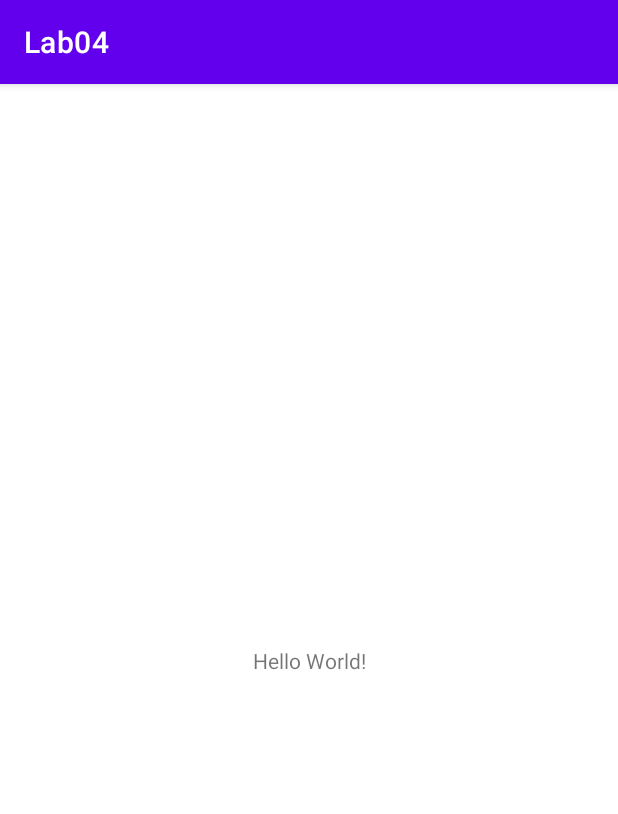
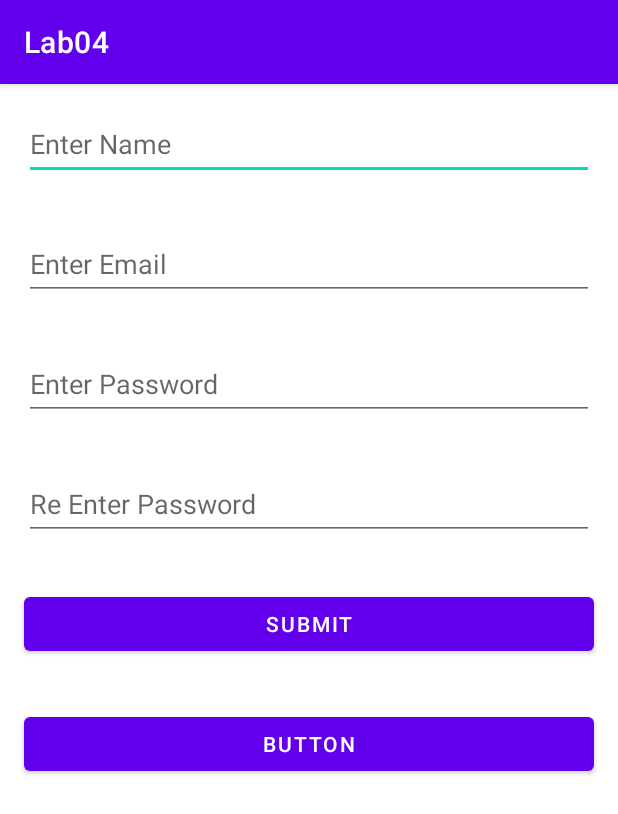
Before and after one commit to IT19108346/IT_MadTutorial04, an Android app: the screen it shows after launch (MainActivity), on a phone screen of 412 x 824 dp. Shown: the top 814 px of the screen. Run offline under Robolectric (Android 15) with nearby library versions, the phone set to English and light mode, and no system bars.

Commit message:
second commit

```diff
--- a/app/src/main/res/layout/activity_main.xml
+++ b/app/src/main/res/layout/activity_main.xml
@@ -1,18 +1,77 @@
 <?xml version="1.0" encoding="utf-8"?>
-<androidx.constraintlayout.widget.ConstraintLayout xmlns:android="http://schemas.android.com/apk/res/android"
+<LinearLayout xmlns:android="http://schemas.android.com/apk/res/android"
     xmlns:app="http://schemas.android.com/apk/res-auto"
     xmlns:tools="http://schemas.android.com/tools"
     android:layout_width="match_parent"
     android:layout_height="match_parent"
+    android:orientation="vertical"
     tools:context=".MainActivity">
 
-    <TextView
-        android:layout_width="wrap_content"
-        android:layout_height="wrap_content"
-        android:text="Hello World!"
-        app:layout_constraintBottom_toBottomOf="parent"
-        app:layout_constraintEnd_toEndOf="parent"
-        app:layout_constraintStart_toStartOf="parent"
-        app:layout_constraintTop_toTopOf="parent" />
+    <EditText
+        android:id="@+id/Name"
+        android:layout_width="match_parent"
+        android:layout_height="48dp"
+        android:layout_marginLeft="16dp"
+        android:layout_marginTop="16dp"
+        android:layout_marginRight="16dp"
+        android:layout_marginBottom="16dp"
+        android:ems="10"
+        android:hint="@string/enter_name"
+        android:inputType="textPersonName" />
 
-</androidx.constraintlayout.widget.ConstraintLayout>
+    <EditText
+        android:id="@+id/Email"
+        android:layout_width="match_parent"
+        android:layout_height="48dp"
+        android:layout_marginLeft="16dp"
+        android:layout_marginTop="16dp"
+        android:layout_marginRight="16dp"
+        android:layout_marginBottom="16dp"
+        android:ems="10"
+        android:hint="@string/email"
+        android:inputType="textEmailAddress" />
+
+    <EditText
+        android:id="@+id/Password"
+        android:layout_width="match_parent"
+        android:layout_height="48dp"
+        android:layout_marginLeft="16dp"
+        android:layout_marginTop="16dp"
+        android:layout_marginRight="16dp"
+        android:layout_marginBottom="16dp"
+        android:ems="10"
+        android:hint="@string/enter_password"
+        android:inputType="textPassword" />
+
+    <EditText
+        android:id="@+id/ReEnterPassword"
+        android:layout_width="match_parent"
+        android:layout_height="48dp"
+        android:layout_marginLeft="16dp"
+        android:layout_marginTop="16dp"
+        android:layout_marginRight="16dp"
+        android:layout_marginBottom="16dp"
+        android:ems="10"
+        android:hint="@string/reenter_pasword"
+        android:inputType="textPassword" />
+
+    <Button
+        android:id="@+id/submit"
+        android:layout_width="match_parent"
+        android:layout_height="48dp"
+        android:layout_marginLeft="16dp"
+        android:layout_marginTop="16dp"
+        android:layout_marginRight="16dp"
+        android:layout_marginBottom="16dp"
+        android:text="Submit" />
+
+    <Button
+        android:id="@+id/cancle"
+        android:layout_width="match_parent"
+        android:layout_height="48dp"
+        android:layout_marginLeft="16dp"
+        android:layout_marginTop="16dp"
+        android:layout_marginRight="16dp"
+        android:layout_marginBottom="16dp"
+        android:text="Button" />
+</LinearLayout>
--- a/app/src/main/res/values/strings.xml
+++ b/app/src/main/res/values/strings.xml
@@ -1,3 +1,10 @@
 <resources>
     <string name="app_name">Lab04</string>
+    <string name="enter_name">Enter Name</string>
+    <string name="email">Enter Email
+    </string>
+    <string name="enter_password">Enter Password</string>
+    <string name="reenter_pasword">Re Enter Password</string>
+
+
 </resources>
```
